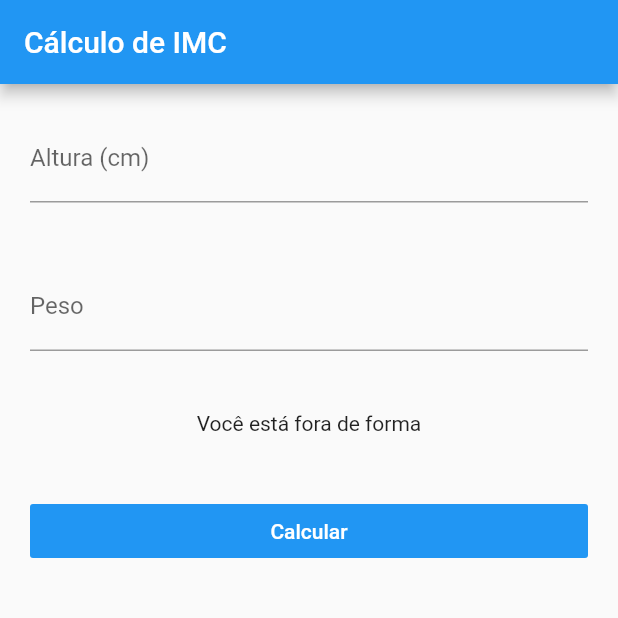
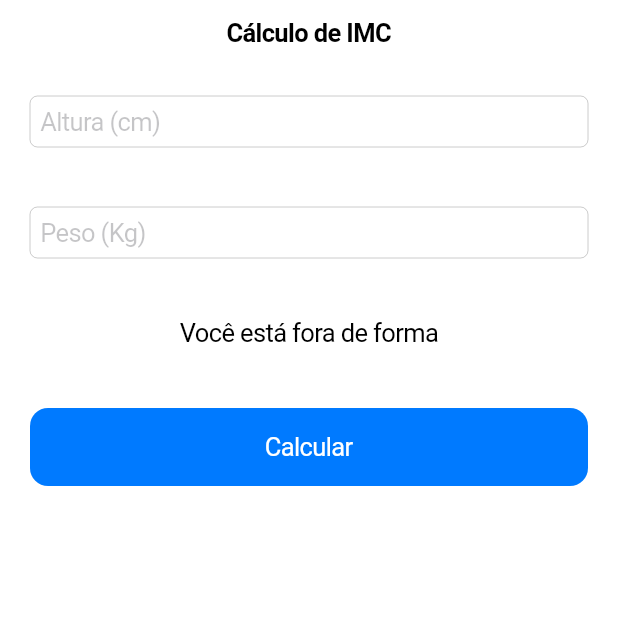
Before and after one commit to jamesSena/flutter_imc, a Flutter app: the screen it shows after launch, on a phone screen of 412 x 824 dp, the top half of it. Run offline on Flutter 3.47's test engine with Material 2 defaults, Android fonts, the phone set to English and light mode, and no system bars.

Commit message:
criando o layout para o ios separado

```diff
--- a/lib/main.dart
+++ b/lib/main.dart
@@ -1,19 +1,6 @@
 import 'package:flutter/material.dart';
-import 'package:imc/ui/android/pages/home.page.dart';
+import 'package:imc/ui/android/material-app.dart';
+import 'package:imc/ui/ios/cupertino-app.dart';
 
-void main() => runApp(MyApp());
-
-class MyApp extends StatelessWidget {
-  @override
-  Widget build(BuildContext context) {
-    return MaterialApp(
-      title: 'Flutter IMC',
-      debugShowCheckedModeBanner: false,
-      theme: ThemeData(
-
-        primarySwatch: Colors.blue,
-      ),
-      home: HomePage(),
-    );
-  }
-}
+//void main() => runApp(MyMateriaApp());
+void main() => runApp(MyCupertinoApp());
--- /dev/null
+++ b/lib/ui/android/material-app.dart
@@ -0,0 +1,16 @@
+import 'package:flutter/material.dart';
+import 'package:imc/ui/ios/pages/home.page.dart';
+
+class MyMateriaApp extends StatelessWidget {
+  @override
+  Widget build(BuildContext context) {
+    return MaterialApp(
+      title: 'Flutter IMC',
+      debugShowCheckedModeBanner: false,
+      theme: ThemeData(
+        primarySwatch: Colors.blue,
+      ),
+      home: HomePage(),
+    );
+  }
+}
--- /dev/null
+++ b/lib/ui/ios/cupertino-app.dart
@@ -0,0 +1,13 @@
+import 'package:flutter/cupertino.dart';
+import 'package:imc/ui/ios/pages/home.page.dart';
+
+class MyCupertinoApp extends StatelessWidget {
+  @override
+  Widget build(BuildContext context) {
+    return  CupertinoApp(
+      title: 'Flutter IMC',
+      debugShowCheckedModeBanner: false,
+      home: HomePage(),
+    );
+  }
+}
--- /dev/null
+++ b/lib/ui/ios/pages/home.page.dart
@@ -0,0 +1,54 @@
+
+import 'package:flutter/cupertino.dart';
+
+class HomePage extends StatefulWidget {
+  @override
+  _HomePageState createState() => _HomePageState();
+}
+
+class _HomePageState extends State<HomePage> {
+  @override
+  Widget build(BuildContext context) {
+    return CupertinoPageScaffold(
+      navigationBar: CupertinoNavigationBar(
+        middle: Text("Cálculo de IMC"),
+      ),
+      child: ListView(
+        children: <Widget>[
+          Padding(
+            padding: EdgeInsets.all(20),
+            child: CupertinoTextField(
+              placeholder: "Altura (cm)",
+              keyboardType: TextInputType.number,
+            ),
+          ),
+          Padding(
+            padding: EdgeInsets.all(20),
+            child: CupertinoTextField(
+              placeholder: "Peso (Kg)",
+              keyboardType: TextInputType.number,
+            ),
+          ),
+          Padding(
+            padding: EdgeInsets.all(20),
+            child: Text(
+              "Você está fora de forma",
+              textAlign: TextAlign.center
+            ),
+
+          ),
+
+          Padding(
+            padding: EdgeInsets.all(20),
+            child: CupertinoButton.filled(
+              child: Text(
+                "Calcular"
+              ),
+              onPressed: ()=>{},
+            ),
+          )
+        ],
+      ),
+    );
+  }
+}
```
